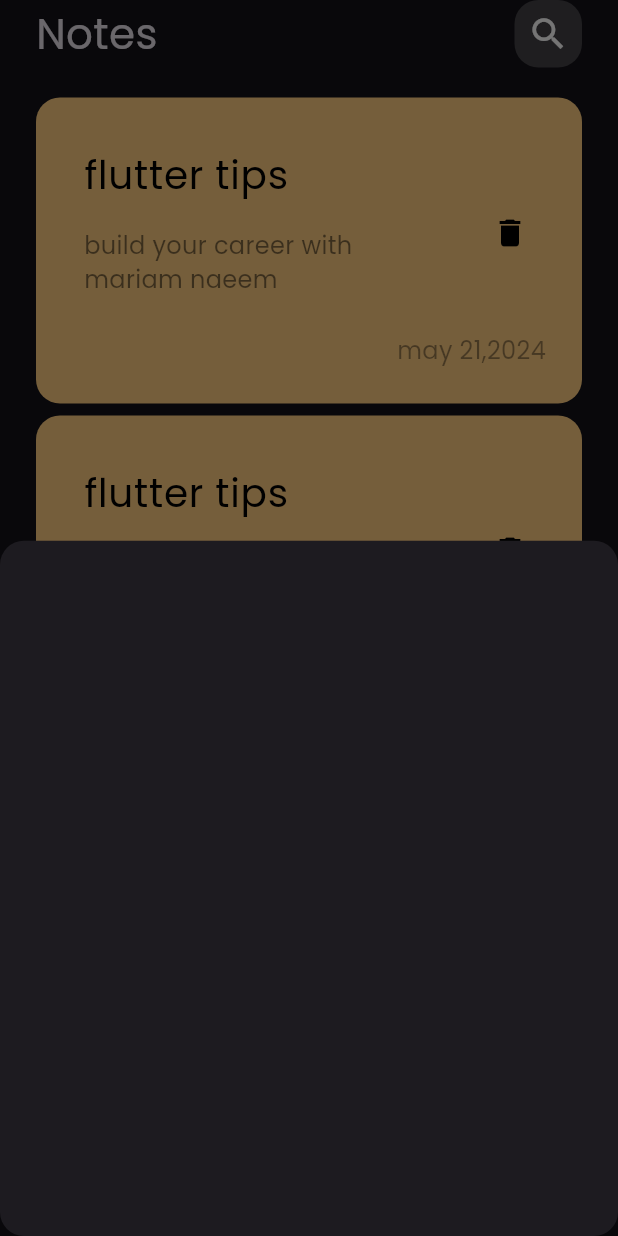
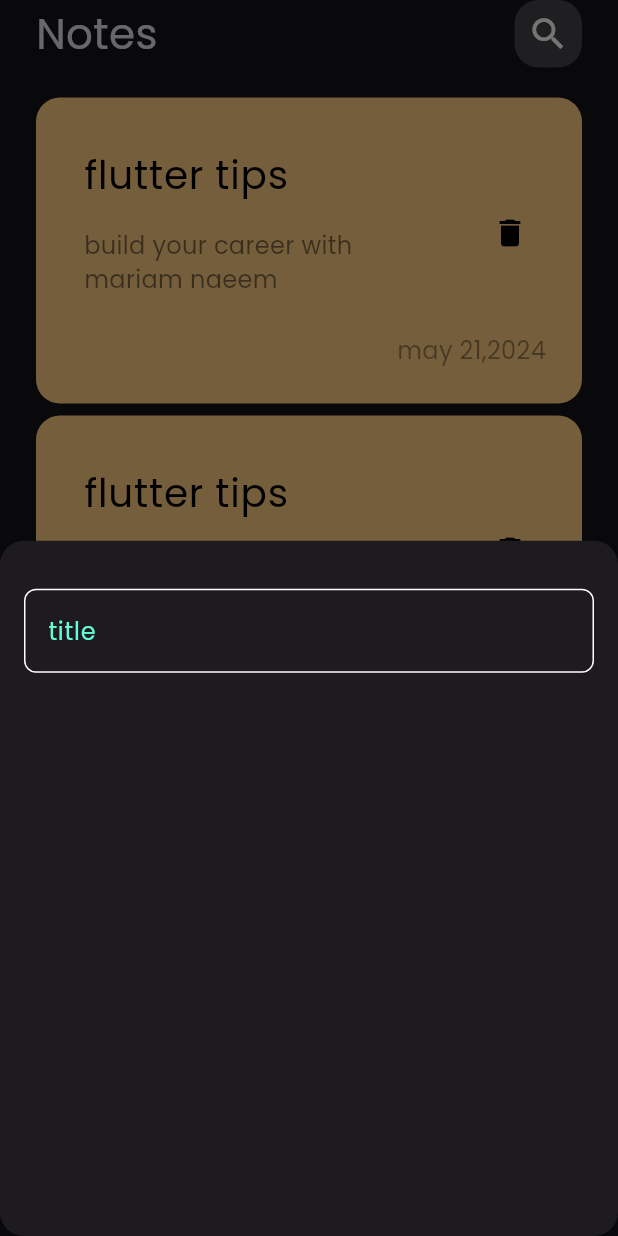
Before and after one commit to Mariam-Naeem/NotesApp, a Flutter app: the screen it shows after launch, after a tap on the "add" icon, on a phone screen of 412 x 824 dp. Run offline on Flutter 3.47's test engine with Material 3 defaults, Android fonts, the phone set to English and light mode, and no system bars.

Commit message:
add text field

```diff
--- a/lib/Widgets/Add_note_bottom.dart
+++ b/lib/Widgets/Add_note_bottom.dart
@@ -1,12 +1,16 @@
 import 'package:flutter/material.dart';
+import 'package:notes/Widgets/custom_textfield.dart';
 
 class AddNoteBottomSheet extends StatelessWidget {
   const AddNoteBottomSheet({super.key});
 
   @override
   Widget build(BuildContext context) {
-    return Container(
-
+    return Padding(
+      padding: const EdgeInsets.symmetric(horizontal: 16),
+      child: Column(
+        children: [SizedBox(height: 32,),CustomTextfield()],
+      ),
     );
   }
 }
--- /dev/null
+++ b/lib/Widgets/custom_textfield.dart
@@ -0,0 +1,26 @@
+import 'package:flutter/material.dart';
+import 'package:notes/constants.dart';
+
+class CustomTextfield extends StatelessWidget {
+  const CustomTextfield({super.key});
+
+  @override
+  Widget build(BuildContext context) {
+    return TextField(
+
+      cursorColor: KPrimaryColor,
+      decoration: InputDecoration(
+        hintText: "title",
+        hintStyle: TextStyle(color: KPrimaryColor),
+        enabledBorder:BuildBorder(),
+        focusedBorder: BuildBorder(KPrimaryColor),
+      ),
+    );
+  }
+}
+OutlineInputBorder BuildBorder([color]){
+  return OutlineInputBorder(
+          borderRadius: BorderRadius.circular(8),
+          borderSide: BorderSide(color: color ??Colors.white),
+        );
+}
--- /dev/null
+++ b/lib/constants.dart
@@ -0,0 +1,2 @@
+import 'package:flutter/material.dart';
+const KPrimaryColor = Color(0xff62FCD7);
--- a/lib/screens/home_page.dart
+++ b/lib/screens/home_page.dart
@@ -1,6 +1,7 @@
 import 'package:flutter/material.dart';
 import 'package:notes/Widgets/Add_note_bottom.dart';
 import 'package:notes/Widgets/notes_view_body.dart';
+import 'package:notes/constants.dart';
 
 class NotesView extends StatelessWidget {
   const NotesView({super.key});
@@ -9,6 +10,7 @@ class NotesView extends StatelessWidget {
   Widget build(BuildContext context) {
     return Scaffold(
       floatingActionButton: FloatingActionButton(
+
         onPressed: () {
           showModalBottomSheet(
             shape: RoundedRectangleBorder(
@@ -23,6 +25,7 @@ class NotesView extends StatelessWidget {
         child: Icon(Icons.add),
         shape: CircleBorder(),
         mini: true,
+        backgroundColor: KPrimaryColor.withOpacity(0.8),
       ),
       body: const NotesViewBody(),
     );
```
